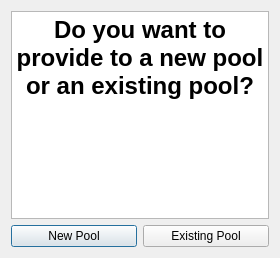
Before: the Qt Designer form ProvideDialog.ui in LiquidityProtocol/AMM-Simulator, drawn with Qt 5.
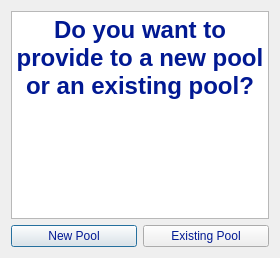
After: the same form once the commit is applied.

What changed in the file:
```diff
--- a/ProvideDialog.ui
+++ b/ProvideDialog.ui
@@ -15,7 +15,8 @@
   </property>
   <property name="styleSheet">
    <string notr="true">gridline-color: rgb(0, 0, 0);
-border-color: rgb(0, 0, 0);</string>
+border-color: rgb(0, 0, 0);
+color: rgb(1, 25, 147); </string>
   </property>
   <layout class="QVBoxLayout" name="verticalLayout">
    <item>
@@ -28,8 +29,8 @@
 &lt;html&gt;&lt;head&gt;&lt;meta name=&quot;qrichtext&quot; content=&quot;1&quot; /&gt;&lt;meta charset=&quot;utf-8&quot; /&gt;&lt;style type=&quot;text/css&quot;&gt;
 p, li { white-space: pre-wrap; }
 hr { height: 1px; border-width: 0; }
-&lt;/style&gt;&lt;/head&gt;&lt;body style=&quot; font-family:'Segoe UI'; font-size:9pt; font-weight:400; font-style:normal;&quot;&gt;
-&lt;p align=&quot;center&quot; style=&quot; margin-top:0px; margin-bottom:0px; margin-left:0px; margin-right:0px; -qt-block-indent:0; text-indent:0px;&quot;&gt;&lt;span style=&quot; font-family:'.AppleSystemUIFont'; font-size:18pt; font-weight:700;&quot;&gt;Do you want to provide to a new pool or an existing pool?&lt;/span&gt;&lt;/p&gt;&lt;/body&gt;&lt;/html&gt;</string>
+&lt;/style&gt;&lt;/head&gt;&lt;body style=&quot; font-family:'.AppleSystemUIFont'; font-size:13pt; font-weight:400; font-style:normal;&quot;&gt;
+&lt;p align=&quot;center&quot; style=&quot; margin-top:0px; margin-bottom:0px; margin-left:0px; margin-right:0px; -qt-block-indent:0; text-indent:0px;&quot;&gt;&lt;span style=&quot; font-size:18pt; font-weight:700;&quot;&gt;Do you want to provide to a new pool or an existing pool?&lt;/span&gt;&lt;/p&gt;&lt;/body&gt;&lt;/html&gt;</string>
      </property>
     </widget>
    </item>
```
